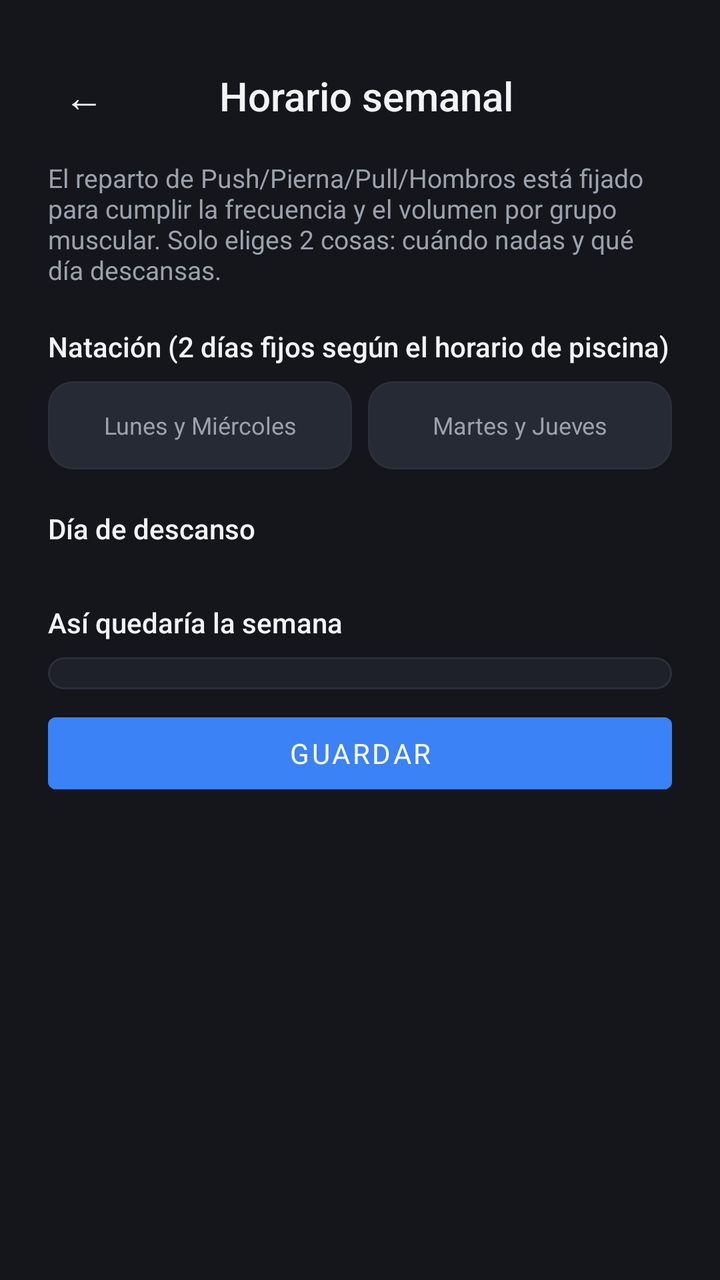
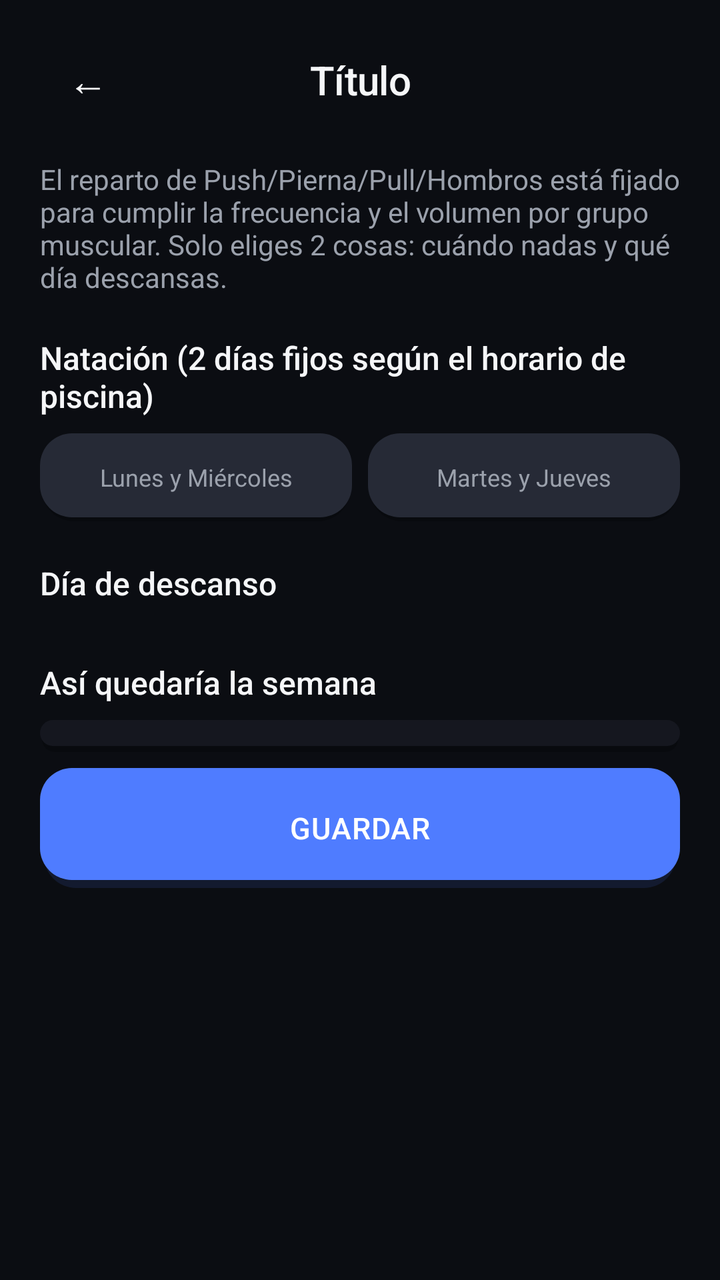

Before-and-after screenshots of an Android layout around one commit, followed by the original layout XML and the change that was made.
<!-- AndroidManifest.xml: application theme Theme.FitBase -->
<!-- res/layout/activity_horario_semanal.xml -->
<?xml version="1.0" encoding="utf-8"?>
<ScrollView xmlns:android="http://schemas.android.com/apk/res/android"
    android:layout_width="match_parent"
    android:layout_height="match_parent"
    android:background="@color/colorBackground"
    android:fillViewport="true">

    <LinearLayout
        android:layout_width="match_parent"
        android:layout_height="wrap_content"
        android:orientation="vertical"
        android:padding="24dp">

        
        <LinearLayout
            android:layout_width="match_parent"
            android:layout_height="wrap_content"
            android:orientation="horizontal"
            android:gravity="center_vertical"
            android:layout_marginBottom="8dp">

            <TextView
                android:id="@+id/btnVolver"
                android:layout_width="wrap_content"
                android:layout_height="@dimen/touch_target_min"
                android:gravity="center"
                android:text="←"
                android:textColor="@color/colorTextPrimary"
                android:textSize="20sp"
                android:paddingHorizontal="8dp" />

            <TextView
                android:layout_width="0dp"
                android:layout_height="wrap_content"
                android:layout_weight="1"
                android:text="Horario semanal"
                android:textColor="@color/colorTextPrimary"
                android:textSize="20sp"
                android:fontFamily="sans-serif-medium"
                android:textAlignment="center" />

            <View
                android:layout_width="30dp"
                android:layout_height="1dp" />
        </LinearLayout>

        <TextView
            android:layout_width="match_parent"
            android:layout_height="wrap_content"
            android:text="El reparto de Push/Pierna/Pull/Hombros está fijado para cumplir la frecuencia y el volumen por grupo muscular. Solo eliges 2 cosas: cuándo nadas y qué día descansas."
            android:textSize="13sp"
            android:textColor="@color/colorTextSecondary"
            android:layout_marginBottom="20dp" />

        
        <TextView
            android:layout_width="wrap_content"
            android:layout_height="wrap_content"
            android:text="Natación (2 días fijos según el horario de piscina)"
            android:textSize="14sp"
            android:fontFamily="sans-serif-medium"
            android:textColor="@color/colorTextPrimary"
            android:layout_marginBottom="8dp" />

        <LinearLayout
            android:id="@+id/filaNatacion"
            android:layout_width="match_parent"
            android:layout_height="wrap_content"
            android:orientation="horizontal"
            android:layout_marginBottom="20dp">

            <TextView android:id="@+id/opNatLunMie" android:layout_width="0dp" android:layout_height="wrap_content"
                android:layout_weight="1" android:minHeight="44dp" android:gravity="center"
                android:text="Lunes y Miércoles" android:textSize="12sp"
                android:textColor="@color/colorTextSecondary" android:background="@drawable/button_secondary" />

            <TextView android:id="@+id/opNatMarJue" android:layout_width="0dp" android:layout_height="wrap_content"
                android:layout_weight="1" android:minHeight="44dp" android:gravity="center"
                android:layout_marginStart="8dp"
                android:text="Martes y Jueves" android:textSize="12sp"
                android:textColor="@color/colorTextSecondary" android:background="@drawable/button_secondary" />
        </LinearLayout>

        
        <TextView
            android:layout_width="wrap_content"
            android:layout_height="wrap_content"
            android:text="Día de descanso"
            android:textSize="14sp"
            android:fontFamily="sans-serif-medium"
            android:textColor="@color/colorTextPrimary"
            android:layout_marginBottom="8dp" />

        <LinearLayout
            android:id="@+id/filaDescanso"
            android:layout_width="match_parent"
            android:layout_height="wrap_content"
            android:orientation="horizontal"
            android:layout_marginBottom="20dp" />

        
        <TextView
            android:layout_width="wrap_content"
            android:layout_height="wrap_content"
            android:text="Así quedaría la semana"
            android:textSize="14sp"
            android:fontFamily="sans-serif-medium"
            android:textColor="@color/colorTextPrimary"
            android:layout_marginBottom="8dp" />

        <LinearLayout
            android:id="@+id/filaPreview"
            android:layout_width="match_parent"
            android:layout_height="wrap_content"
            android:orientation="horizontal"
            android:background="@drawable/bg_card_flat"
            android:padding="8dp"
            android:layout_marginBottom="8dp" />

        <TextView
            android:id="@+id/tvEstado"
            android:layout_width="match_parent"
            android:layout_height="wrap_content"
            android:textSize="13sp"
            android:textColor="@color/colorTextSecondary"
            android:layout_marginTop="8dp"
            android:layout_marginBottom="16dp"
            android:visibility="gone" />

        <com.google.android.material.button.MaterialButton
            android:id="@+id/btnGuardar"
            android:layout_width="match_parent"
            android:layout_height="@dimen/touch_target_min"
            android:text="GUARDAR"
            android:backgroundTint="@color/colorAccentPrimary"
            android:textColor="@color/white" />

    </LinearLayout>
</ScrollView>
<!-- resources referenced by this layout -->
<resources>
  <color name="colorAccentPrimary">#3B82F6</color>
  <color name="colorBackground">#14161C</color>
  <color name="colorTextPrimary">#F2F3F5</color>
  <!-- drawable bg_card_flat (drawable) -->
  <?xml version="1.0" encoding="utf-8"?>
  
  <shape xmlns:android="http://schemas.android.com/apk/res/android"
      android:shape="rectangle">
      <corners android:radius="@dimen/radius_card" />
      <stroke android:width="1dp" android:color="@color/colorSeparator" />
      <solid android:color="@color/colorSurface" />
  </shape>
  <!-- drawable button_secondary (drawable) -->
  <?xml version="1.0" encoding="utf-8"?>
  
  <shape xmlns:android="http://schemas.android.com/apk/res/android"
      android:shape="rectangle">
      <solid android:color="@color/colorSurfaceElevated" />
      <corners android:radius="@dimen/radius_card" />
      <stroke
          android:width="1dp"
          android:color="@color/colorSeparator" />
  </shape>
  <style name="Theme.FitBase" parent="Theme.MaterialComponents.DayNight.NoActionBar">
          
          <item name="colorPrimary">@color/colorAccentPrimary</item>
          <item name="colorPrimaryVariant">@color/colorTextPrimary</item>
          <item name="colorOnPrimary">#FFFFFF</item>
  
          
          <item name="colorSecondary">@color/colorTextSecondary</item>
          <item name="colorOnSecondary">#FFFFFF</item>
  
          
          <item name="android:colorBackground">@color/colorBackground</item>
          <item name="android:windowBackground">@color/colorBackground</item>
          <item name="colorSurface">@color/colorSurface</item>
  
          
          <item name="android:statusBarColor">@color/colorBackground</item>
          <item name="android:navigationBarColor">@color/colorBackground</item>
          <item name="android:windowLightStatusBar">true</item>
  
          
          <item name="windowNoTitle">true</item>
          <item name="windowActionBar">false</item>
  
          
          <item name="android:fontFamily">sans-serif</item>
      </style>
  <dimen name="radius_card">12dp</dimen>
  <color name="colorSeparator">#2B2F3A</color>
  <color name="colorSurface">#1E2129</color>
  <color name="colorSurfaceElevated">#262A34</color>
  <!-- unchanged entries left out for length: 3 -->
</resources>

<!-- the commit's change to res/layout/activity_horario_semanal.xml (unified diff, before → after) -->
@@ -9,65 +9,34 @@
         android:layout_width="match_parent"
         android:layout_height="wrap_content"
         android:orientation="vertical"
-        android:padding="24dp">
+        android:paddingHorizontal="@dimen/screen_padding"
+        android:paddingTop="@dimen/space_lg"
+        android:paddingBottom="@dimen/space_xl">
 
-        
-        <LinearLayout
-            android:layout_width="match_parent"
-            android:layout_height="wrap_content"
-            android:orientation="horizontal"
-            android:gravity="center_vertical"
-            android:layout_marginBottom="8dp">
-
-            <TextView
-                android:id="@+id/btnVolver"
-                android:layout_width="wrap_content"
-                android:layout_height="@dimen/touch_target_min"
-                android:gravity="center"
-                android:text="←"
-                android:textColor="@color/colorTextPrimary"
-                android:textSize="20sp"
-                android:paddingHorizontal="8dp" />
-
-            <TextView
-                android:layout_width="0dp"
-                android:layout_height="wrap_content"
-                android:layout_weight="1"
-                android:text="Horario semanal"
-                android:textColor="@color/colorTextPrimary"
-                android:textSize="20sp"
-                android:fontFamily="sans-serif-medium"
-                android:textAlignment="center" />
-
-            <View
-                android:layout_width="30dp"
-                android:layout_height="1dp" />
-        </LinearLayout>
+        <include layout="@layout/partial_header" />
 
         <TextView
+            style="@style/TextAppearance.FitBase.Body"
             android:layout_width="match_parent"
             android:layout_height="wrap_content"
             android:text="El reparto de Push/Pierna/Pull/Hombros está fijado para cumplir la frecuencia y el volumen por grupo muscular. Solo eliges 2 cosas: cuándo nadas y qué día descansas."
-            android:textSize="13sp"
-            android:textColor="@color/colorTextSecondary"
-            android:layout_marginBottom="20dp" />
+            android:layout_marginTop="@dimen/space_lg"
+            android:layout_marginBottom="@dimen/space_xl" />
 
         
         <TextView
+            style="@style/TextAppearance.FitBase.Title"
             android:layout_width="wrap_content"
             android:layout_height="wrap_content"
             android:text="Natación (2 días fijos según el horario de piscina)"
-            android:textSize="14sp"
-            android:fontFamily="sans-serif-medium"
-            android:textColor="@color/colorTextPrimary"
-            android:layout_marginBottom="8dp" />
+            android:layout_marginBottom="@dimen/space_sm" />
 
         <LinearLayout
             android:id="@+id/filaNatacion"
             android:layout_width="match_parent"
             android:layout_height="wrap_content"
             android:orientation="horizontal"
-            android:layout_marginBottom="20dp">
+            android:layout_marginBottom="@dimen/space_xl">
 
             <TextView android:id="@+id/opNatLunMie" android:layout_width="0dp" android:layout_height="wrap_content"
                 android:layout_weight="1" android:minHeight="44dp" android:gravity="center"
@@ -76,37 +45,33 @@
 
             <TextView android:id="@+id/opNatMarJue" android:layout_width="0dp" android:layout_height="wrap_content"
                 android:layout_weight="1" android:minHeight="44dp" android:gravity="center"
-                android:layout_marginStart="8dp"
+                android:layout_marginStart="@dimen/space_sm"
                 android:text="Martes y Jueves" android:textSize="12sp"
                 android:textColor="@color/colorTextSecondary" android:background="@drawable/button_secondary" />
         </LinearLayout>
 
         
         <TextView
+            style="@style/TextAppearance.FitBase.Title"
             android:layout_width="wrap_content"
             android:layout_height="wrap_content"
             android:text="Día de descanso"
-            android:textSize="14sp"
-            android:fontFamily="sans-serif-medium"
-            android:textColor="@color/colorTextPrimary"
-            android:layout_marginBottom="8dp" />
+            android:layout_marginBottom="@dimen/space_sm" />
 
         <LinearLayout
             android:id="@+id/filaDescanso"
             android:layout_width="match_parent"
             android:layout_height="wrap_content"
             android:orientation="horizontal"
-            android:layout_marginBottom="20dp" />
+            android:layout_marginBottom="@dimen/space_xl" />
 
         
         <TextView
+            style="@style/TextAppearance.FitBase.Title"
             android:layout_width="wrap_content"
             android:layout_height="wrap_content"
             android:text="Así quedaría la semana"
-            android:textSize="14sp"
-            android:fontFamily="sans-serif-medium"
-            android:textColor="@color/colorTextPrimary"
-            android:layout_marginBottom="8dp" />
+            android:layout_marginBottom="@dimen/space_sm" />
 
         <LinearLayout
             android:id="@+id/filaPreview"
@@ -114,26 +79,51 @@
             android:layout_height="wrap_content"
             android:orientation="horizontal"
             android:background="@drawable/bg_card_flat"
-            android:padding="8dp"
-            android:layout_marginBottom="8dp" />
+            android:padding="@dimen/space_sm"
+            android:layout_marginBottom="@dimen/space_sm" />
 
         <TextView
             android:id="@+id/tvEstado"
+            style="@style/TextAppearance.FitBase.Body"
             android:layout_width="match_parent"
             android:layout_height="wrap_content"
-            android:textSize="13sp"
-            android:textColor="@color/colorTextSecondary"
-            android:layout_marginTop="8dp"
-            android:layout_marginBottom="16dp"
+            android:layout_marginTop="@dimen/space_sm"
+            android:layout_marginBottom="@dimen/space_lg"
             android:visibility="gone" />
 
-        <com.google.android.material.button.MaterialButton
+        <Button
             android:id="@+id/btnGuardar"
-            android:layout_width="match_parent"
-            android:layout_height="@dimen/touch_target_min"
-            android:text="GUARDAR"
-            android:backgroundTint="@color/colorAccentPrimary"
-            android:textColor="@color/white" />
+            style="@style/Widget.FitBase.Button.Primary"
+            android:text="GUARDAR" />
 
     </LinearLayout>
 </ScrollView>
+<!-- res/layout/partial_header.xml (included above) -->
+<?xml version="1.0" encoding="utf-8"?>
+<LinearLayout xmlns:android="http://schemas.android.com/apk/res/android"
+    android:layout_width="match_parent"
+    android:layout_height="wrap_content"
+    android:orientation="horizontal"
+    android:gravity="center_vertical">
+
+    <TextView
+        android:id="@+id/btnVolver"
+        style="@style/Widget.FitBase.HeaderIconButton"
+        android:text="←" />
+
+    <TextView
+        android:id="@+id/tvHeaderTitulo"
+        style="@style/TextAppearance.FitBase.Headline"
+        android:layout_width="0dp"
+        android:layout_height="wrap_content"
+        android:layout_weight="1"
+        android:textAlignment="center"
+        android:text="Título" />
+
+    <TextView
+        android:id="@+id/btnHeaderAccion"
+        style="@style/Widget.FitBase.HeaderIconButton"
+        android:text="⚙"
+        android:visibility="invisible" />
+
+</LinearLayout>
<!-- resource entries referenced after the edit -->
@@ -1,28 +1,101 @@
 <!-- resources referenced by this layout -->
 <resources>
-  <color name="colorAccentPrimary">#3B82F6</color>
-  <color name="colorBackground">#14161C</color>
-  <color name="colorTextPrimary">#F2F3F5</color>
+  <color name="colorAccentPrimary">#4F7CFF</color>
+  <color name="colorAccentWash">#1F4F7CFF</color>
+  <color name="colorAccentSecondary">#A855F7</color>
+  <color name="colorBackground">#0B0D12</color>
+  <dimen name="screen_padding">20dp</dimen>
+  <dimen name="space_lg">16dp</dimen>
+  <dimen name="space_sm">8dp</dimen>
+  <dimen name="space_xl">20dp</dimen>
+  <color name="colorTextPrimary">#F5F6F8</color>
+  <!-- drawable gradient_primary_button (drawable) -->
+  <?xml version="1.0" encoding="utf-8"?>
+  <layer-list xmlns:android="http://schemas.android.com/apk/res/android">
+      <item android:top="4dp" android:left="2dp" android:right="2dp">
+          <shape android:shape="rectangle">
+              <corners android:radius="@dimen/radius_button" />
+              <solid android:color="@color/colorAccentWash" />
+          </shape>
+      </item>
+      <item android:bottom="4dp">
+          <shape android:shape="rectangle">
+              <corners android:radius="@dimen/radius_button" />
+              <gradient
+                  android:type="linear"
+                  android:angle="45"
+                  android:startColor="@color/colorAccentPrimary"
+                  android:endColor="@color/colorAccentSecondary" />
+          </shape>
+      </item>
+  </layer-list>
   <!-- drawable bg_card_flat (drawable) -->
   <?xml version="1.0" encoding="utf-8"?>
-  
-  <shape xmlns:android="http://schemas.android.com/apk/res/android"
-      android:shape="rectangle">
-      <corners android:radius="@dimen/radius_card" />
-      <stroke android:width="1dp" android:color="@color/colorSeparator" />
-      <solid android:color="@color/colorSurface" />
-  </shape>
+  <layer-list xmlns:android="http://schemas.android.com/apk/res/android">
+      <item android:top="3dp" android:left="1dp" android:right="1dp">
+          <shape android:shape="rectangle">
+              <corners android:radius="@dimen/radius_card" />
+              <solid android:color="@color/colorShadow" />
+          </shape>
+      </item>
+      <item android:bottom="3dp">
+          <shape android:shape="rectangle">
+              <corners android:radius="@dimen/radius_card" />
+              <solid android:color="@color/colorSurface" />
+          </shape>
+      </item>
+  </layer-list>
   <!-- drawable button_secondary (drawable) -->
   <?xml version="1.0" encoding="utf-8"?>
-  
-  <shape xmlns:android="http://schemas.android.com/apk/res/android"
-      android:shape="rectangle">
-      <solid android:color="@color/colorSurfaceElevated" />
-      <corners android:radius="@dimen/radius_card" />
-      <stroke
-          android:width="1dp"
-          android:color="@color/colorSeparator" />
-  </shape>
+  <layer-list xmlns:android="http://schemas.android.com/apk/res/android">
+      <item android:top="2dp" android:left="1dp" android:right="1dp">
+          <shape android:shape="rectangle">
+              <corners android:radius="@dimen/radius_button" />
+              <solid android:color="@color/colorShadow" />
+          </shape>
+      </item>
+      <item android:bottom="2dp">
+          <shape android:shape="rectangle">
+              <corners android:radius="@dimen/radius_button" />
+              <solid android:color="@color/colorSurfaceElevated2" />
+          </shape>
+      </item>
+  </layer-list>
+  <style name="TextAppearance.FitBase.Body">
+          <item name="android:textSize">14sp</item>
+          <item name="android:fontFamily">sans-serif</item>
+          <item name="android:textColor">@color/colorTextSecondary</item>
+      </style>
+  <style name="TextAppearance.FitBase.Headline">
+          <item name="android:textSize">20sp</item>
+          <item name="android:fontFamily">sans-serif-medium</item>
+          <item name="android:textColor">@color/colorTextPrimary</item>
+          <item name="android:letterSpacing">-0.01</item>
+      </style>
+  <style name="TextAppearance.FitBase.Title">
+          <item name="android:textSize">16sp</item>
+          <item name="android:fontFamily">sans-serif-medium</item>
+          <item name="android:textColor">@color/colorTextPrimary</item>
+      </style>
+  <style name="Widget.FitBase.Button.Primary">
+          <item name="android:layout_width">match_parent</item>
+          <item name="android:layout_height">60dp</item>
+          <item name="android:background">@drawable/gradient_primary_button</item>
+          <item name="android:textColor">@color/white</item>
+          <item name="android:textSize">15sp</item>
+          <item name="android:letterSpacing">0.02</item>
+          <item name="android:fontFamily">sans-serif-medium</item>
+          <item name="android:textAllCaps">false</item>
+      </style>
+  <style name="Widget.FitBase.HeaderIconButton" parent="">
+          <item name="android:layout_width">wrap_content</item>
+          <item name="android:layout_height">@dimen/touch_target_min</item>
+          <item name="android:minWidth">@dimen/touch_target_min</item>
+          <item name="android:gravity">center</item>
+          <item name="android:textSize">20sp</item>
+          <item name="android:textColor">@color/colorTextPrimary</item>
+          <item name="android:background">?attr/selectableItemBackgroundBorderless</item>
+      </style>
   <style name="Theme.FitBase" parent="Theme.MaterialComponents.DayNight.NoActionBar">
           
           <item name="colorPrimary">@color/colorAccentPrimary</item>
@@ -41,7 +114,8 @@
           
           <item name="android:statusBarColor">@color/colorBackground</item>
           <item name="android:navigationBarColor">@color/colorBackground</item>
-          <item name="android:windowLightStatusBar">true</item>
+          <item name="android:windowLightStatusBar">false</item>
+          <item name="android:windowLightNavigationBar" tools:targetApi="27">false</item>
   
           
           <item name="windowNoTitle">true</item>
@@ -50,10 +124,11 @@
           
           <item name="android:fontFamily">sans-serif</item>
       </style>
-  <dimen name="radius_card">12dp</dimen>
-  <color name="colorSeparator">#2B2F3A</color>
-  <color name="colorSurface">#1E2129</color>
-  <color name="colorSurfaceElevated">#262A34</color>
+  <dimen name="radius_card">20dp</dimen>
+  <color name="colorShadow">#40000000</color>
+  <color name="colorSurface">#15171F</color>
+  <dimen name="radius_button">16dp</dimen>
+  <color name="colorSurfaceElevated2">#262A36</color>
   <!-- unchanged entries left out for length: 3 -->
 </resources>
 
